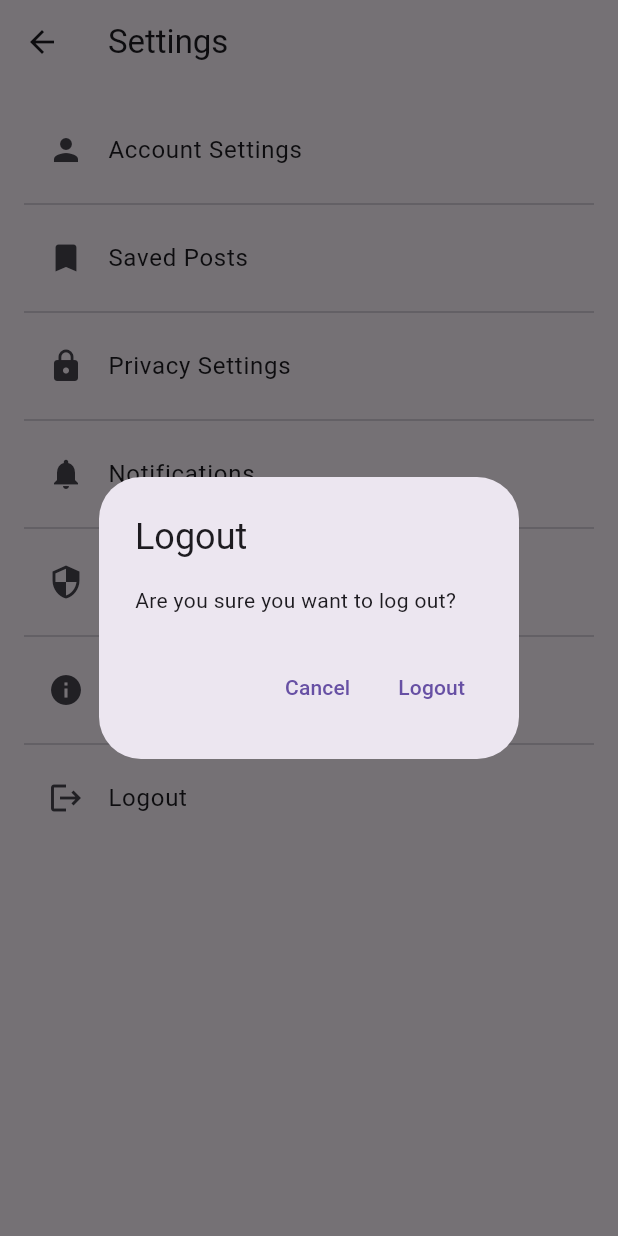
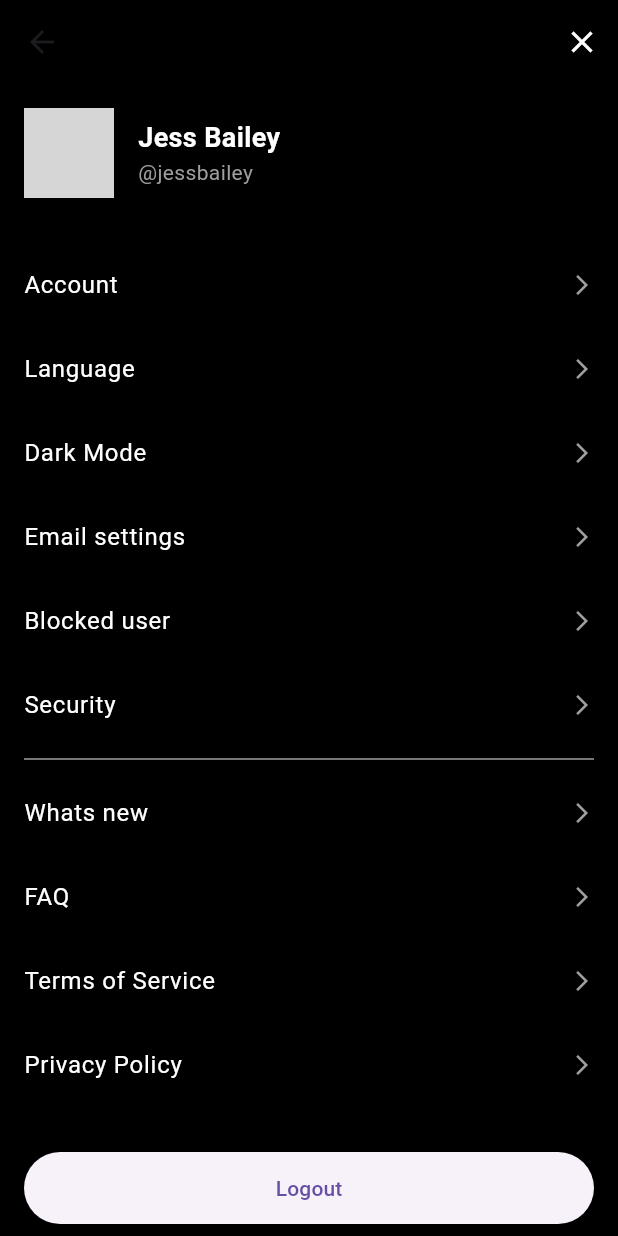
Before and after one commit to NiRaJadhav01/GUSTO, a Flutter app: the SettingsScreen screen opened by its route, after a tap on "Logout", on a phone screen of 412 x 824 dp. Run offline on Flutter 3.47's test engine with Material 3 defaults, Android fonts, the phone set to English and light mode, and no system bars; our stand-ins replace carousel_slider, clay_containers, google_fonts, google_nav_bar, image_picker; network calls fail; grey boxes are pictures that could not be loaded.

Commit message:
Settings

```diff
--- a/lib/view/home_screen.dart
+++ b/lib/view/home_screen.dart
@@ -1,7 +1,7 @@
 import 'package:carousel_slider/carousel_slider.dart';
 import 'package:clay_containers/clay_containers.dart';
 import 'package:flutter/material.dart';
-import 'package:gusto/model/images.dart';
+import 'package:gusto/model/posts_model.dart';
 
 class HomeScreen extends StatefulWidget {
   const HomeScreen({super.key});
--- a/lib/view/settings_screen.dart
+++ b/lib/view/settings_screen.dart
@@ -4,115 +4,103 @@ class SettingsScreen extends StatefulWidget {
   const SettingsScreen({super.key});
 
   @override
-  State<SettingsScreen> createState() => _SettingsScreenState();
+  _SettingsScreenState createState() => _SettingsScreenState();
 }
 
 class _SettingsScreenState extends State<SettingsScreen> {
-  void _logout(BuildContext context) {
-    // Implement logout functionality here
-    showDialog(
-      context: context,
-      builder: (context) => AlertDialog(
-        title: const Text('Logout'),
-        content: const Text('Are you sure you want to log out?'),
+  @override
+  Widget build(BuildContext context) {
+    return Scaffold(
+      backgroundColor: Colors.black,
+      appBar: AppBar(
+        backgroundColor: Colors.black,
+        elevation: 0,
         actions: [
-          TextButton(
+          IconButton(
+            icon: const Icon(Icons.close, color: Colors.white),
             onPressed: () {
               Navigator.pop(context);
             },
-            child: const Text('Cancel'),
           ),
-          TextButton(
+        ],
+      ),
+      body: SingleChildScrollView(
+        padding: const EdgeInsets.all(16.0),
+        child: Column(
+          crossAxisAlignment: CrossAxisAlignment.start,
+          children: [
+            // Profile Section
+            const Row(
+              children: [
+                CircleAvatar(
+                  radius: 30,
+                  backgroundImage: AssetImage(
+                      'assets/profile_image.png'), // Replace with your image asset
+                ),
+                SizedBox(width: 16),
+                Column(
+                  crossAxisAlignment: CrossAxisAlignment.start,
+                  children: [
+                    Text(
+                      'Jess Bailey',
+                      style: TextStyle(
+                          color: Colors.white,
+                          fontSize: 18,
+                          fontWeight: FontWeight.bold),
+                    ),
+                    Text(
+                      '@jessbailey',
+                      style: TextStyle(color: Colors.grey, fontSize: 14),
+                    ),
+                  ],
+                ),
+              ],
+            ),
+            const SizedBox(height: 30),
+            // Settings Options
+            _buildSettingsOption('Account'),
+            _buildSettingsOption('Language'),
+            _buildSettingsOption('Dark Mode'),
+            _buildSettingsOption('Email settings'),
+            _buildSettingsOption('Blocked user'),
+            _buildSettingsOption('Security'),
+            const Divider(color: Colors.grey),
+            _buildSettingsOption('Whats new'),
+            _buildSettingsOption('FAQ'),
+            _buildSettingsOption('Terms of Service'),
+            _buildSettingsOption('Privacy Policy'),
+            const SizedBox(height: 30),
+            // Logout Button
+            Center(
+              child: ElevatedButton(
+                style: ElevatedButton.styleFrom(
+                  iconColor: Colors.red,
+                  minimumSize: const Size(double.infinity, 48),
+                ),
                 onPressed: () {
-              Navigator.of(context).pushNamedAndRemoveUntil(
-                '/login',
-                (route) => false,
-              );
+                  // Add logout logic here
                 },
                 child: const Text('Logout'),
               ),
+            ),
           ],
+        ),
       ),
     );
   }
 
-  @override
-  Widget build(BuildContext context) {
-    return Scaffold(
-      appBar: AppBar(
-        title: const Text('Settings'),
+  Widget _buildSettingsOption(String title) {
+    return ListTile(
+      contentPadding: EdgeInsets.zero,
+      title: Text(
+        title,
+        style: const TextStyle(color: Colors.white, fontSize: 16),
       ),
-      body: ListView(
-        padding: const EdgeInsets.all(16.0),
-        children: [
-          // Account Settings
-          ListTile(
-            leading: const Icon(Icons.person),
-            title: const Text('Account Settings'),
+      trailing:
+          const Icon(Icons.arrow_forward_ios, color: Colors.grey, size: 16),
       onTap: () {
-              // Navigate to account settings
+        // Add navigation logic here
       },
-          ),
-          const Divider(),
-
-          // Saved Posts
-          ListTile(
-            leading: const Icon(Icons.bookmark),
-            title: const Text('Saved Posts'),
-            onTap: () {
-              // Navigate to saved posts
-            },
-          ),
-          const Divider(),
-
-          // Privacy Settings
-          ListTile(
-            leading: const Icon(Icons.lock),
-            title: const Text('Privacy Settings'),
-            onTap: () {
-              // Navigate to privacy settings
-            },
-          ),
-          const Divider(),
-
-          // Notifications Settings
-          ListTile(
-            leading: const Icon(Icons.notifications),
-            title: const Text('Notifications'),
-            onTap: () {
-              // Navigate to notifications settings
-            },
-          ),
-          const Divider(),
-
-          // Security
-          ListTile(
-            leading: const Icon(Icons.security),
-            title: const Text('Security'),
-            onTap: () {
-              // Navigate to security settings
-            },
-          ),
-          const Divider(),
-
-          // About
-          ListTile(
-            leading: const Icon(Icons.info),
-            title: const Text('About'),
-            onTap: () {
-              // Navigate to about section
-            },
-          ),
-          const Divider(),
-
-          // Logout Option
-          ListTile(
-            leading: const Icon(Icons.logout),
-            title: const Text('Logout'),
-            onTap: () => _logout(context),
-          ),
-        ],
-      ),
     );
   }
 }
```
Also changed, not shown: lib/gusto.dart (+8 -6 lines), lib/model/post_cards.dart (deleted, +0 -19 lines), lib/view/profile_screen.dart (+14 -1 lines), lib/model/posts_model.dart (renamed from lib/model/images.dart). Lines whose indentation alone changed are shown as unchanged.
